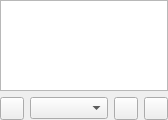
Qt form gui/librarypage.ui (polpo/cantata-mac) before a commit.
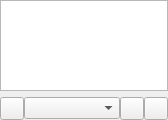
The same form after that commit. Custom widgets are drawn as their Qt base class.

Commit message: Reduce spacing of icons at bottom of window

The edit to the form file:
```diff
--- a/gui/librarypage.ui
+++ b/gui/librarypage.ui
@@ -13,24 +13,34 @@
   <property name="windowTitle">
    <string>Form</string>
   </property>
-  <layout class="QGridLayout" name="gridLayout">
+  <layout class="QVBoxLayout" name="vlayout">
    <property name="margin">
     <number>0</number>
    </property>
-   <item row="0" column="0" colspan="4">
+   <item>
     <widget class="ItemView" name="view"/>
    </item>
-   <item row="1" column="0">
+   <item>
+    <layout class="QHBoxLayout" name="hlayout">
+     <property name="margin">
+      <number>0</number>
+     </property>
+     <property name="spacing">
+      <number>0</number>
+     </property>
+     <item>
     <widget class="ToolButton" name="libraryUpdate"/>
    </item>
-   <item row="1" column="1">
+     <item>
     <widget class="GenreCombo" name="genreCombo"/>
    </item>
-   <item row="1" column="2">
+     <item>
     <widget class="ToolButton" name="addToPlayQueue"/>
    </item>
-   <item row="1" column="3">
+     <item>
     <widget class="ToolButton" name="replacePlayQueue"/>
+     </item>
+    </layout>
    </item>
   </layout>
  </widget>
```
Lines whose indentation alone changed are shown as unchanged. The commit also changes 10 other files.
